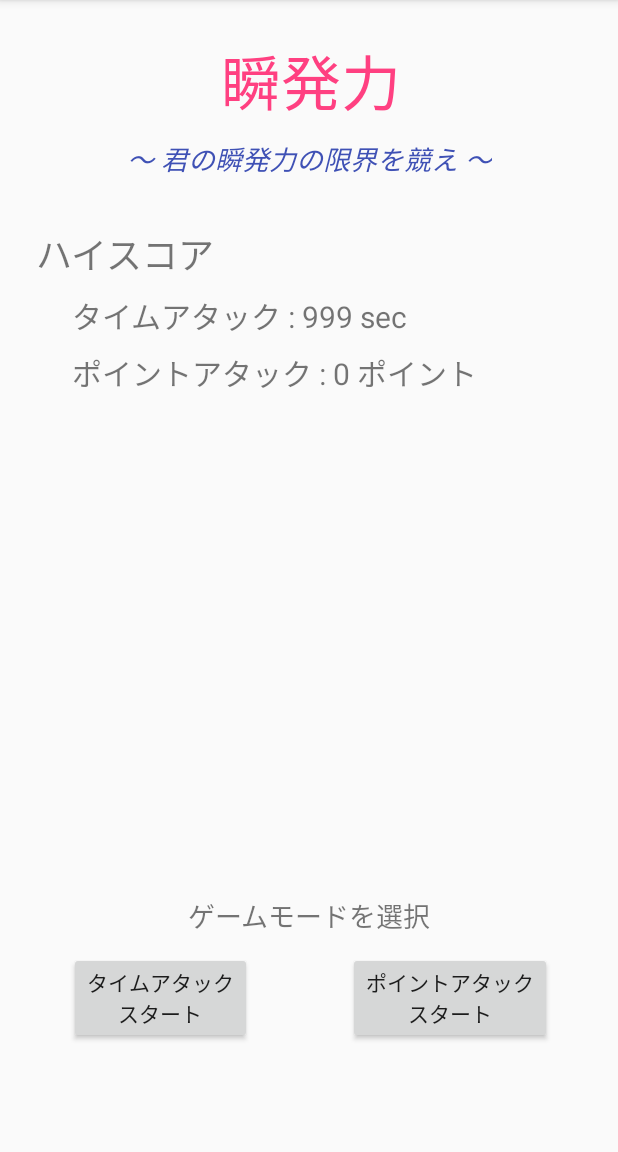
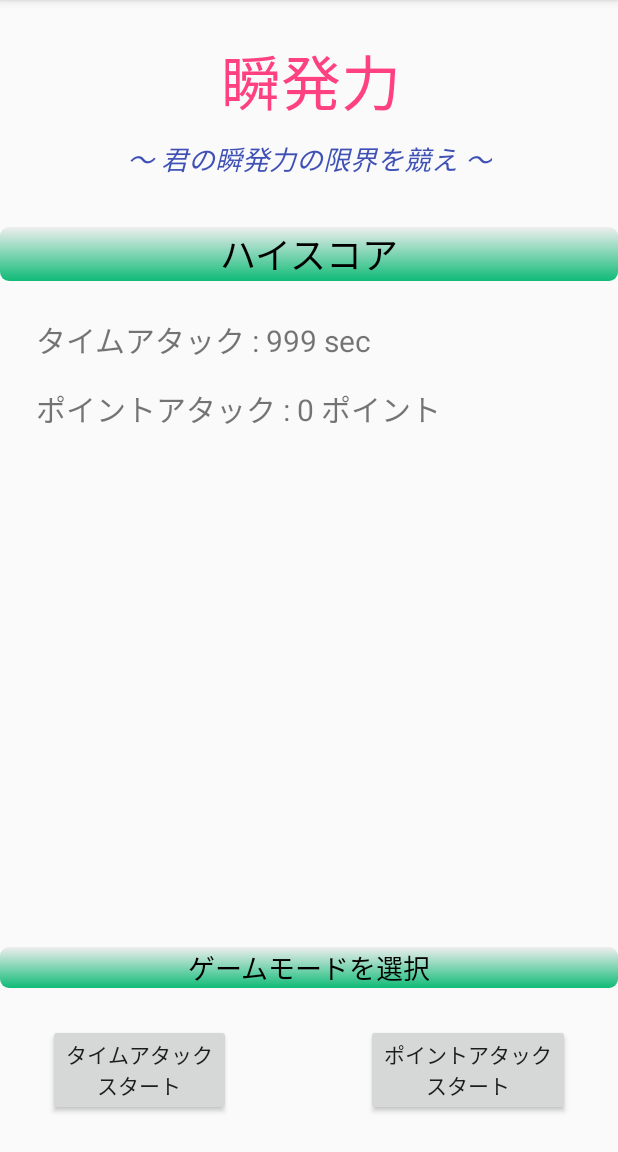
Before and after one commit to Bluewind12/KenKenPaApp, an Android app: the screen it shows after launch (MainActivity), on a phone screen of 412 x 824 dp, the part 84-1236 px from its top. Run offline under Robolectric (Android 15) with nearby library versions, the phone set to English and light mode, and no system bars.

Commit message:
簡単なレイアウト作成。 バックグラウンドとか。

```diff
--- /dev/null
+++ b/app/src/main/res/drawable/style_high_score.xml
@@ -0,0 +1,12 @@
+<?xml version="1.0" encoding="utf-8"?>
+<shape xmlns:android="http://schemas.android.com/apk/res/android"
+    android:shape="rectangle">
+
+    <gradient
+        android:angle="270"
+        android:endColor="#10bb77"
+        android:startColor="#EEEEEE"
+        android:type="linear" />
+    <corners android:radius="6sp"/>
+
+</shape>
--- a/app/src/main/res/layout/activity_main.xml
+++ b/app/src/main/res/layout/activity_main.xml
@@ -27,30 +27,31 @@
         android:layout_width="wrap_content"
         android:layout_height="wrap_content"
         android:layout_marginStart="24dp"
-        android:layout_marginTop="8dp"
+        android:layout_marginTop="24dp"
         android:text="TextView"
         android:textSize="20sp"
-        app:layout_constraintStart_toStartOf="@+id/textView2"
+        app:layout_constraintStart_toStartOf="parent"
         app:layout_constraintTop_toBottomOf="@+id/textView2" />
 
     <Button
         android:id="@+id/startButton1"
         android:layout_width="wrap_content"
         android:layout_height="wrap_content"
-        android:layout_marginBottom="72dp"
+        android:layout_marginStart="32dp"
+        android:layout_marginBottom="24dp"
         android:text="@string/start1"
         app:layout_constraintBottom_toBottomOf="parent"
         app:layout_constraintEnd_toEndOf="parent"
-        app:layout_constraintHorizontal_bias="0.158"
+        app:layout_constraintHorizontal_bias="0.0"
         app:layout_constraintStart_toStartOf="parent" />
 
     <Button
         android:id="@+id/startButton2"
         android:layout_width="wrap_content"
         android:layout_height="wrap_content"
-        android:layout_marginBottom="72dp"
-        android:layout_marginEnd="44dp"
         android:layout_marginStart="8dp"
+        android:layout_marginEnd="32dp"
+        android:layout_marginBottom="24dp"
         android:text="@string/start2"
         app:layout_constraintBottom_toBottomOf="parent"
         app:layout_constraintEnd_toEndOf="parent"
@@ -61,7 +62,7 @@
         android:id="@+id/highScore_Score"
         android:layout_width="wrap_content"
         android:layout_height="wrap_content"
-        android:layout_marginTop="8dp"
+        android:layout_marginTop="16dp"
         android:text="TextView"
         android:textSize="20sp"
         app:layout_constraintStart_toStartOf="@+id/highScore_Time"
@@ -82,23 +83,29 @@
 
     <TextView
         android:id="@+id/textView2"
-        android:layout_width="wrap_content"
+        android:layout_width="0dp"
         android:layout_height="wrap_content"
-        android:layout_marginStart="24dp"
         android:layout_marginTop="32dp"
+        android:background="@drawable/style_high_score"
         android:text="@string/highScore"
+        android:textAlignment="center"
+        android:textColor="@android:color/black"
         android:textSize="24sp"
+        app:layout_constraintEnd_toEndOf="parent"
         app:layout_constraintStart_toStartOf="parent"
         app:layout_constraintTop_toBottomOf="@+id/textView" />
 
     <TextView
         android:id="@+id/textView3"
-        android:layout_width="wrap_content"
+        android:layout_width="0dp"
         android:layout_height="wrap_content"
-        android:layout_marginBottom="144dp"
+        android:layout_marginBottom="24dp"
+        android:background="@drawable/style_high_score"
         android:text="@string/modeSelect"
+        android:textAlignment="center"
+        android:textColor="@android:color/black"
         android:textSize="18sp"
-        app:layout_constraintBottom_toBottomOf="parent"
+        app:layout_constraintBottom_toTopOf="@+id/startButton2"
         app:layout_constraintEnd_toEndOf="parent"
         app:layout_constraintStart_toStartOf="parent" />
 
```
Also changed, not shown: app/src/main/res/layout/score_attack_game_layout.xml (+5 -8 lines), app/src/main/res/layout/time_attack_game_layout.xml (+4 -8 lines).
